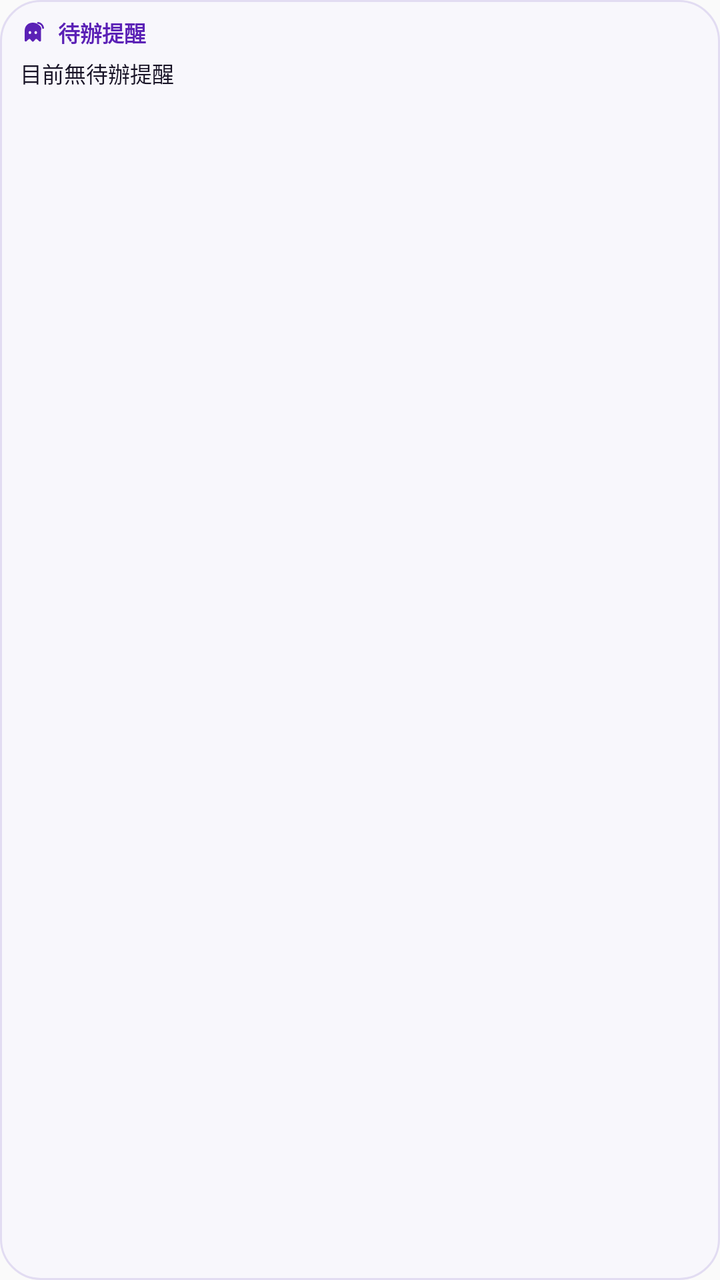
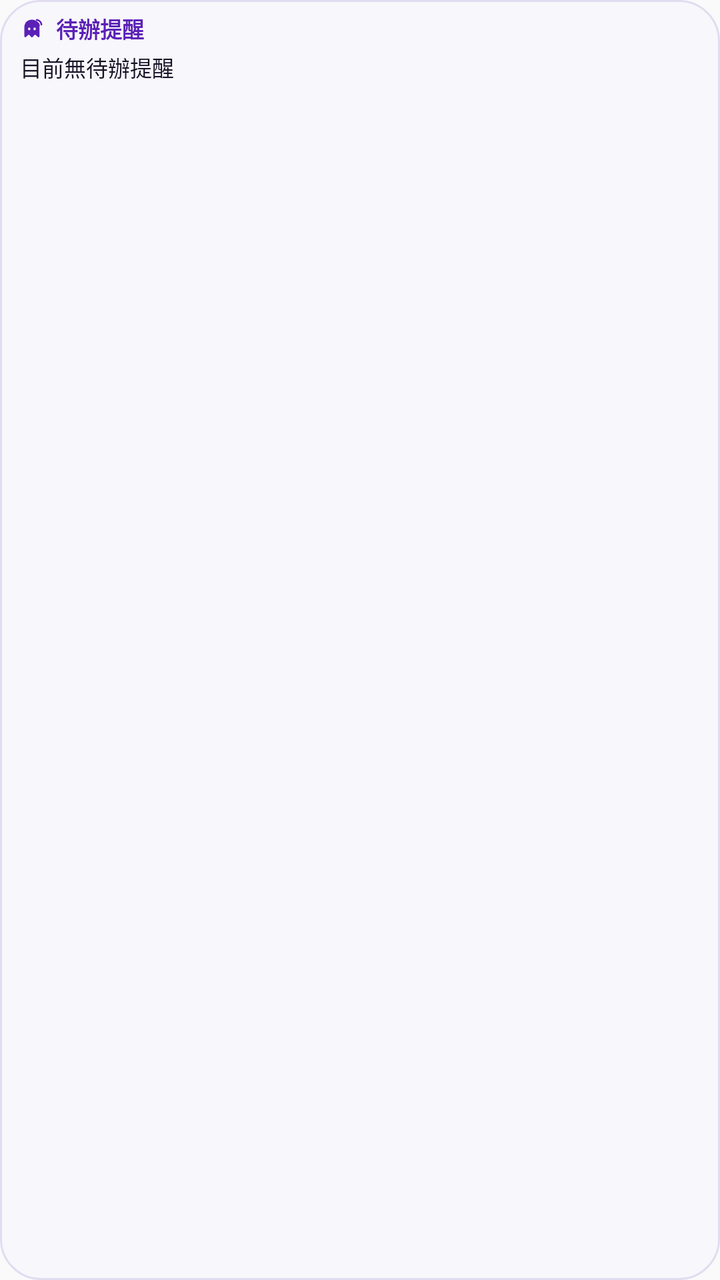

The first picture is an Android layout as it rendered before a commit; the second is the same layout after the commit. The layout source and the unified diff follow.
<!-- AndroidManifest.xml: application theme Theme.PhantomCheck -->
<!-- res/layout/widget_reminder.xml -->
<?xml version="1.0" encoding="utf-8"?>
<LinearLayout xmlns:android="http://schemas.android.com/apk/res/android"
    android:id="@+id/widget_root"
    android:layout_width="match_parent"
    android:layout_height="match_parent"
    android:background="@drawable/widget_stats_bg"
    android:orientation="vertical"
    android:paddingHorizontal="10dp"
    android:paddingVertical="8dp">

    <LinearLayout
        android:layout_width="match_parent"
        android:layout_height="wrap_content"
        android:gravity="center_vertical"
        android:orientation="horizontal">

        <ImageView
            android:layout_width="14dp"
            android:layout_height="14dp"
            android:layout_marginEnd="5dp"
            android:contentDescription="待辦提醒"
            android:src="@drawable/ic_stat_phantom"
            android:tint="@color/widget_accent" />

        <TextView
            android:layout_width="0dp"
            android:layout_height="wrap_content"
            android:layout_weight="1"
            android:ellipsize="end"
            android:maxLines="1"
            android:text="待辦提醒"
            android:textColor="@color/widget_accent"
            android:textSize="11sp"
            android:textStyle="bold" />
    </LinearLayout>

    <TextView
        android:id="@+id/widget_reminder_line1"
        android:layout_width="match_parent"
        android:layout_height="wrap_content"
        android:layout_marginTop="4dp"
        android:ellipsize="end"
        android:maxLines="1"
        android:text="目前無待辦提醒"
        android:textColor="@color/widget_text_primary"
        android:textSize="11sp" />

    <TextView
        android:id="@+id/widget_reminder_line2"
        android:layout_width="match_parent"
        android:layout_height="wrap_content"
        android:layout_marginTop="2dp"
        android:ellipsize="end"
        android:maxLines="1"
        android:text=""
        android:textColor="@color/widget_text_secondary"
        android:textSize="10sp" />
</LinearLayout>
<!-- resources referenced by this layout -->
<resources>
  <color name="widget_accent">#5B21B6</color>
  <color name="widget_text_primary">#181326</color>
  <color name="widget_text_secondary">#6B6380</color>
  <!-- drawable ic_stat_phantom (drawable) -->
  <?xml version="1.0" encoding="utf-8"?>
  <vector xmlns:android="http://schemas.android.com/apk/res/android"
      android:width="24dp"
      android:height="24dp"
      android:viewportWidth="24"
      android:viewportHeight="24">
  
      
      <path
          android:fillColor="#00000000"
          android:strokeColor="#FFFFFF"
          android:strokeWidth="1.6"
          android:strokeLineCap="round"
          android:pathData="M15.5,4.2 A5,5 0 0,1 19.8,8.5" />
  
      <path
          android:fillColor="#00000000"
          android:strokeColor="#FFFFFF"
          android:strokeWidth="1.6"
          android:strokeLineCap="round"
          android:pathData="M14.5,6.5 A3,3 0 0,1 17.5,9.5" />
  
      
      <path
          android:fillColor="#FFFFFF"
          android:fillType="evenOdd"
          android:pathData="M11,4 C6.8,4 4,6.9 4,11 L4,19.2 C4,20.1 5.0,20.5 5.6,19.9 L7.4,18.2 C7.8,17.8 8.4,17.8 8.8,18.3 L10.3,20.0 C10.7,20.5 11.3,20.5 11.7,20.0 L13.2,18.3 C13.6,17.8 14.2,17.8 14.6,18.2 L16.4,19.9 C17.0,20.5 18,20.1 18,19.2 L18,11 C18,6.9 15.2,4 11,4 Z M8.5,11.2 A1.1,1.3 0 1,0 8.51,11.2 Z M13.5,11.2 A1.1,1.3 0 1,0 13.51,11.2 Z" />
  </vector>
  <!-- drawable widget_stats_bg (drawable) -->
  <?xml version="1.0" encoding="utf-8"?>
  <shape xmlns:android="http://schemas.android.com/apk/res/android"
      android:shape="rectangle">
      <solid android:color="@color/widget_bg" />
      <stroke
          android:width="1dp"
          android:color="@color/widget_border" />
      <corners android:radius="20dp" />
  </shape>
  <style name="Theme.PhantomCheck" parent="android:Theme.Material.Light.NoActionBar" />
  <color name="widget_bg">#F8F7FC</color>
  <color name="widget_border">#E2DCF2</color>
</resources>

<!-- the commit's change to res/layout/widget_reminder.xml (unified diff, before → after) -->
@@ -6,7 +6,7 @@
     android:background="@drawable/widget_stats_bg"
     android:orientation="vertical"
     android:paddingHorizontal="10dp"
-    android:paddingVertical="8dp">
+    android:paddingVertical="6dp">
 
     <LinearLayout
         android:layout_width="match_parent"
@@ -15,8 +15,8 @@
         android:orientation="horizontal">
 
         <ImageView
-            android:layout_width="14dp"
-            android:layout_height="14dp"
+            android:layout_width="13dp"
+            android:layout_height="13dp"
             android:layout_marginEnd="5dp"
             android:contentDescription="待辦提醒"
             android:src="@drawable/ic_stat_phantom"
@@ -35,7 +35,7 @@
     </LinearLayout>
 
     <TextView
-        android:id="@+id/widget_reminder_line1"
+        android:id="@+id/widget_reminder_empty"
         android:layout_width="match_parent"
         android:layout_height="wrap_content"
         android:layout_marginTop="4dp"
@@ -43,16 +43,121 @@
         android:maxLines="1"
         android:text="目前無待辦提醒"
         android:textColor="@color/widget_text_primary"
-        android:textSize="11sp" />
+        android:textSize="11sp"
+        android:visibility="gone" />
 
-    <TextView
-        android:id="@+id/widget_reminder_line2"
+    <LinearLayout
+        android:id="@+id/widget_reminder_row1"
+        android:layout_width="match_parent"
+        android:layout_height="wrap_content"
+        android:layout_marginTop="3dp"
+        android:gravity="center_vertical"
+        android:orientation="horizontal">
+
+        <TextView
+            android:id="@+id/widget_reminder_line1"
+            android:layout_width="0dp"
+            android:layout_height="wrap_content"
+            android:layout_weight="1"
+            android:ellipsize="end"
+            android:maxLines="1"
+            android:text="目前無待辦提醒"
+            android:textColor="@color/widget_text_primary"
+            android:textSize="11sp" />
+
+        <TextView
+            android:id="@+id/widget_reminder_row1_done"
+            android:layout_width="wrap_content"
+            android:layout_height="wrap_content"
+            android:contentDescription="完成待辦"
+            android:paddingHorizontal="5dp"
+            android:paddingVertical="2dp"
+            android:text="✓"
+            android:textColor="@color/widget_accent"
+            android:textSize="12sp"
+            android:textStyle="bold"
+            android:visibility="gone" />
+
+        <TextView
+            android:id="@+id/widget_reminder_row1_edit"
+            android:layout_width="wrap_content"
+            android:layout_height="wrap_content"
+            android:contentDescription="編輯待辦"
+            android:paddingHorizontal="5dp"
+            android:paddingVertical="2dp"
+            android:text="✎"
+            android:textColor="@color/widget_text_secondary"
+            android:textSize="11sp"
+            android:visibility="gone" />
+
+        <TextView
+            android:id="@+id/widget_reminder_row1_delete"
+            android:layout_width="wrap_content"
+            android:layout_height="wrap_content"
+            android:contentDescription="刪除提醒"
+            android:paddingHorizontal="5dp"
+            android:paddingVertical="2dp"
+            android:text="✕"
+            android:textColor="@color/widget_text_secondary"
+            android:textSize="11sp"
+            android:visibility="gone" />
+    </LinearLayout>
+
+    <LinearLayout
+        android:id="@+id/widget_reminder_row2"
         android:layout_width="match_parent"
         android:layout_height="wrap_content"
         android:layout_marginTop="2dp"
-        android:ellipsize="end"
-        android:maxLines="1"
-        android:text=""
-        android:textColor="@color/widget_text_secondary"
-        android:textSize="10sp" />
+        android:gravity="center_vertical"
+        android:orientation="horizontal"
+        android:visibility="gone">
+
+        <TextView
+            android:id="@+id/widget_reminder_line2"
+            android:layout_width="0dp"
+            android:layout_height="wrap_content"
+            android:layout_weight="1"
+            android:ellipsize="end"
+            android:maxLines="1"
+            android:text=""
+            android:textColor="@color/widget_text_secondary"
+            android:textSize="10sp" />
+
+        <TextView
+            android:id="@+id/widget_reminder_row2_done"
+            android:layout_width="wrap_content"
+            android:layout_height="wrap_content"
+            android:contentDescription="完成待辦"
+            android:paddingHorizontal="5dp"
+            android:paddingVertical="2dp"
+            android:text="✓"
+            android:textColor="@color/widget_accent"
+            android:textSize="11sp"
+            android:textStyle="bold"
+            android:visibility="gone" />
+
+        <TextView
+            android:id="@+id/widget_reminder_row2_edit"
+            android:layout_width="wrap_content"
+            android:layout_height="wrap_content"
+            android:contentDescription="編輯待辦"
+            android:paddingHorizontal="5dp"
+            android:paddingVertical="2dp"
+            android:text="✎"
+            android:textColor="@color/widget_text_secondary"
+            android:textSize="10sp"
+            android:visibility="gone" />
+
+        <TextView
+            android:id="@+id/widget_reminder_row2_delete"
+            android:layout_width="wrap_content"
+            android:layout_height="wrap_content"
+            android:contentDescription="刪除提醒"
+            android:paddingHorizontal="5dp"
+            android:paddingVertical="2dp"
+            android:text="✕"
+            android:textColor="@color/widget_text_secondary"
+            android:textSize="10sp"
+            android:visibility="gone" />
+    </LinearLayout>
 </LinearLayout>
